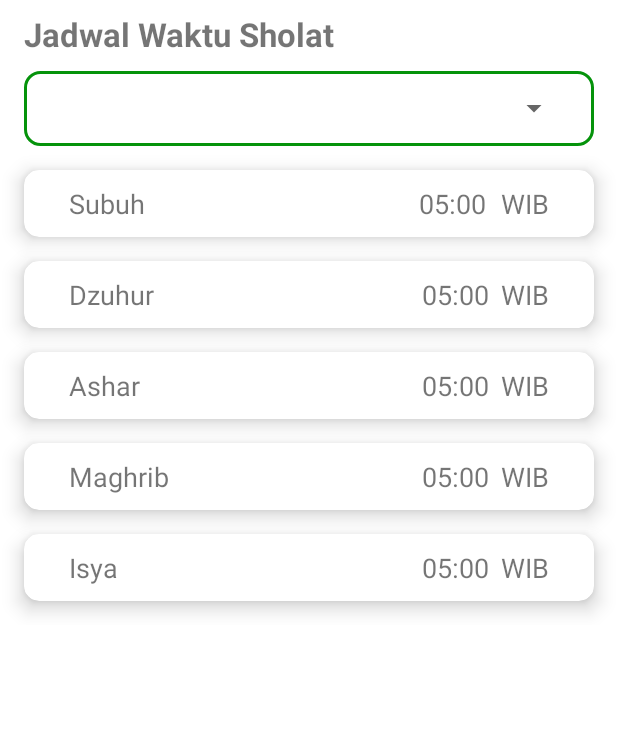
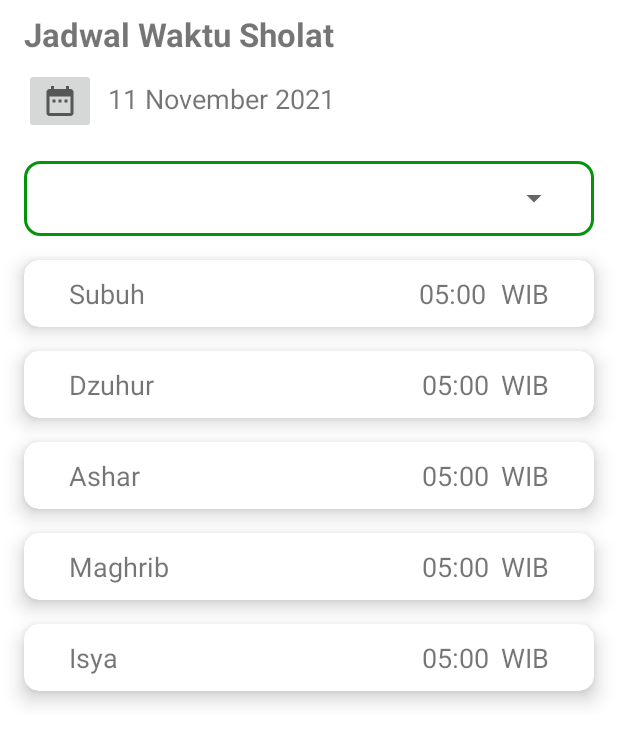
Before and after one commit to farisfahru/Sembahyang, an Android app: the layout activity_jadwal_sholat.xml on its own in the app's theme, with its tools: preview values and no code run, on a phone screen of 412 x 824 dp. Shown: the top 744 px of the screen. Run offline under Robolectric (Android 15) with nearby library versions, the phone set to English and light mode, and no system bars.

Commit message:
menambahkan pengaturan tanggal jadwal sholat

```diff
--- /dev/null
+++ b/app/src/main/res/drawable/ic_date.xml
@@ -0,0 +1,10 @@
+<vector xmlns:android="http://schemas.android.com/apk/res/android"
+    android:width="24dp"
+    android:height="24dp"
+    android:viewportWidth="24"
+    android:viewportHeight="24"
+    android:tint="?attr/colorControlNormal">
+  <path
+      android:fillColor="@android:color/white"
+      android:pathData="M9,11L7,11v2h2v-2zM13,11h-2v2h2v-2zM17,11h-2v2h2v-2zM19,4h-1L18,2h-2v2L8,4L8,2L6,2v2L5,4c-1.11,0 -1.99,0.9 -1.99,2L3,20c0,1.1 0.89,2 2,2h14c1.1,0 2,-0.9 2,-2L21,6c0,-1.1 -0.9,-2 -2,-2zM19,20L5,20L5,9h14v11z"/>
+</vector>
--- a/app/src/main/res/layout/activity_jadwal_sholat.xml
+++ b/app/src/main/res/layout/activity_jadwal_sholat.xml
@@ -19,6 +19,31 @@
             android:textSize="22sp"
             android:textStyle="bold"
             android:text="@string/jadwal_waktu_sholat"/>
+
+        <LinearLayout
+            android:layout_width="match_parent"
+            android:layout_height="wrap_content"
+            android:orientation="horizontal"
+            android:padding="8dp">
+
+            <androidx.appcompat.widget.AppCompatImageButton
+                android:id="@+id/btn_date"
+                android:layout_width="wrap_content"
+                android:layout_height="wrap_content"
+                android:layout_marginStart="8dp"
+                android:src="@drawable/ic_date"/>
+
+            <TextView
+                android:id="@+id/tv_date"
+                android:layout_width="wrap_content"
+                android:layout_height="wrap_content"
+                android:layout_marginStart="8dp"
+                android:layout_marginTop="8dp"
+                android:textSize="18sp"
+                android:text="@string/date_sholat"/>
+
+
+        </LinearLayout>
 
 
         <RelativeLayout
```
Also changed, not shown: app/src/main/java/com/example/sembahyang/activities/JadwalSholatActivity.kt (+44 -11 lines), app/src/main/java/com/example/sembahyang/utils/DatePickerFragment.kt (added, +43 -0 lines).
